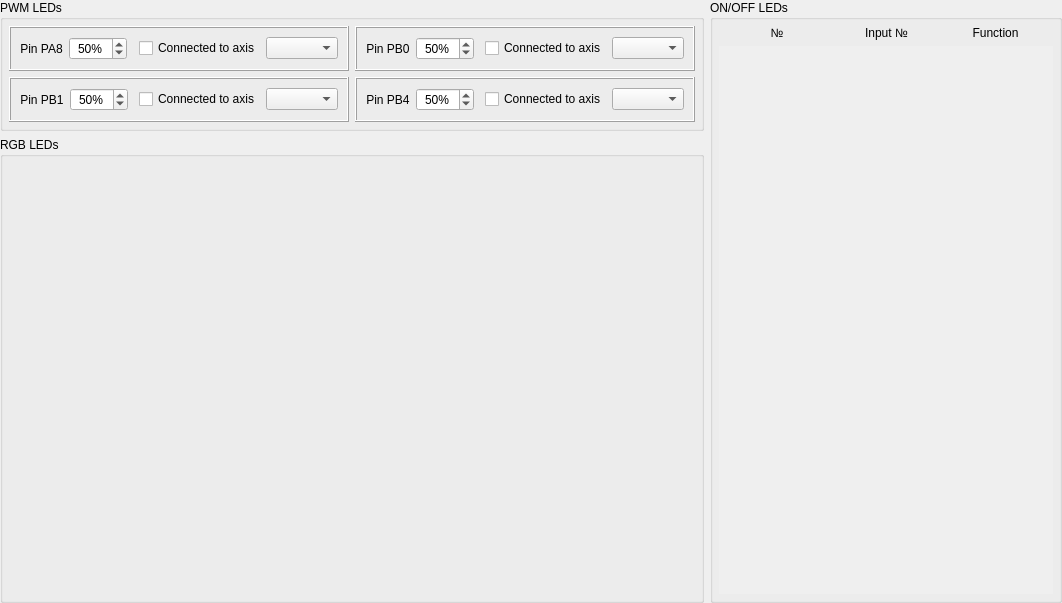
Before: the Qt Designer form src/widgets/led/ledconfig.ui in FreeJoy-Team/FreeJoyConfiguratorQt, drawn with Qt 5.
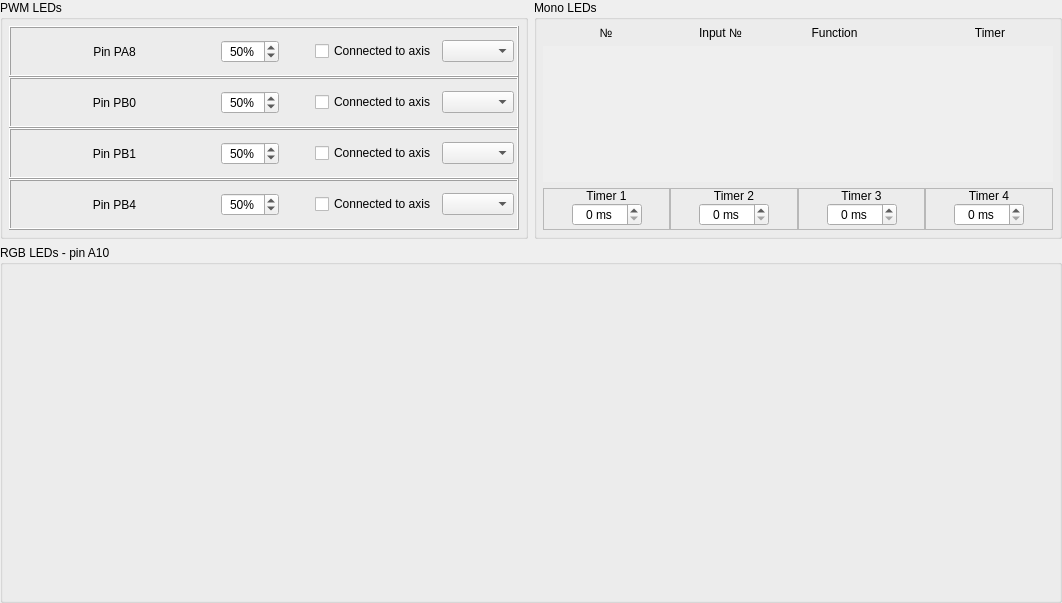
After: the same form once the commit is applied.

Commit message:
Added blink timer for mono LEDs
 Minor UI improvement

```diff
--- a/src/widgets/led/ledconfig.ui
+++ b/src/widgets/led/ledconfig.ui
@@ -13,7 +13,7 @@
   <property name="windowTitle">
    <string>Form</string>
   </property>
-  <layout class="QGridLayout" name="gridLayout_2" rowstretch="1,5" columnstretch="2,1">
+  <layout class="QGridLayout" name="gridLayout_2" rowstretch="2,3" columnstretch="1,1">
    <property name="leftMargin">
     <number>0</number>
    </property>
@@ -44,70 +44,9 @@
       <property name="bottomMargin">
        <number>6</number>
       </property>
-      <item row="2" column="0">
-       <widget class="QFrame" name="frame_2">
-        <property name="styleSheet">
-         <string notr="true"/>
-        </property>
-        <property name="frameShape">
-         <enum>QFrame::Box</enum>
-        </property>
-        <property name="frameShadow">
-         <enum>QFrame::Raised</enum>
-        </property>
-        <layout class="QHBoxLayout" name="horizontalLayout_3" stretch="1,0,0,0,0">
-         <item>
-          <widget class="QLabel" name="text_PB1">
-           <property name="text">
-            <string>Pin PB1</string>
-           </property>
-           <property name="alignment">
-            <set>Qt::AlignCenter</set>
-           </property>
-          </widget>
-         </item>
-         <item>
-          <widget class="QSpinBox" name="spinBox_LedPB1">
-           <property name="alignment">
-            <set>Qt::AlignCenter</set>
-           </property>
-           <property name="suffix">
-            <string notr="true">%</string>
-           </property>
-           <property name="maximum">
-            <number>100</number>
-           </property>
-           <property name="value">
-            <number>50</number>
-           </property>
-          </widget>
-         </item>
-         <item>
-          <spacer name="horizontalSpacer_3">
-           <property name="orientation">
-            <enum>Qt::Horizontal</enum>
-           </property>
-           <property name="sizeHint" stdset="0">
-            <size>
-             <width>30</width>
-             <height>20</height>
-            </size>
-           </property>
-          </spacer>
-         </item>
-         <item>
-          <widget class="QCheckBox" name="checkBox_connectedPB1">
-           <property name="text">
-            <string>Connected to axis</string>
-           </property>
-          </widget>
-         </item>
-         <item>
-          <widget class="QComboBox" name="comboBox_axisConPB1"/>
-         </item>
-        </layout>
-       </widget>
-      </item>
+      <property name="spacing">
+       <number>0</number>
+      </property>
       <item row="0" column="0">
        <widget class="QFrame" name="frame_4">
         <property name="styleSheet">
@@ -120,6 +59,18 @@
          <enum>QFrame::Raised</enum>
         </property>
         <layout class="QHBoxLayout" name="horizontalLayout_5" stretch="1,0,0,0,0">
+         <property name="leftMargin">
+          <number>3</number>
+         </property>
+         <property name="topMargin">
+          <number>3</number>
+         </property>
+         <property name="rightMargin">
+          <number>3</number>
+         </property>
+         <property name="bottomMargin">
+          <number>3</number>
+         </property>
          <item>
           <widget class="QLabel" name="text_PA8">
            <property name="text">
@@ -172,8 +123,84 @@
         </layout>
        </widget>
       </item>
-      <item row="0" column="1">
-       <widget class="QFrame" name="frame">
+      <item row="2" column="0">
+       <widget class="QFrame" name="frame_PwmPb1">
+        <property name="styleSheet">
+         <string notr="true"/>
+        </property>
+        <property name="frameShape">
+         <enum>QFrame::Box</enum>
+        </property>
+        <property name="frameShadow">
+         <enum>QFrame::Raised</enum>
+        </property>
+        <layout class="QHBoxLayout" name="horizontalLayout_3" stretch="1,0,0,0,0">
+         <property name="leftMargin">
+          <number>3</number>
+         </property>
+         <property name="topMargin">
+          <number>3</number>
+         </property>
+         <property name="rightMargin">
+          <number>3</number>
+         </property>
+         <property name="bottomMargin">
+          <number>3</number>
+         </property>
+         <item>
+          <widget class="QLabel" name="text_PB1">
+           <property name="text">
+            <string>Pin PB1</string>
+           </property>
+           <property name="alignment">
+            <set>Qt::AlignCenter</set>
+           </property>
+          </widget>
+         </item>
+         <item>
+          <widget class="QSpinBox" name="spinBox_LedPB1">
+           <property name="alignment">
+            <set>Qt::AlignCenter</set>
+           </property>
+           <property name="suffix">
+            <string notr="true">%</string>
+           </property>
+           <property name="maximum">
+            <number>100</number>
+           </property>
+           <property name="value">
+            <number>50</number>
+           </property>
+          </widget>
+         </item>
+         <item>
+          <spacer name="horizontalSpacer_3">
+           <property name="orientation">
+            <enum>Qt::Horizontal</enum>
+           </property>
+           <property name="sizeHint" stdset="0">
+            <size>
+             <width>30</width>
+             <height>20</height>
+            </size>
+           </property>
+          </spacer>
+         </item>
+         <item>
+          <widget class="QCheckBox" name="checkBox_connectedPB1">
+           <property name="text">
+            <string>Connected to axis</string>
+           </property>
+          </widget>
+         </item>
+         <item>
+          <widget class="QComboBox" name="comboBox_axisConPB1"/>
+         </item>
+        </layout>
+       </widget>
+      </item>
+      <item row="1" column="0">
+       <widget class="QFrame" name="frame_PwmPb0">
         <property name="styleSheet">
          <string notr="true"/>
         </property>
@@ -184,6 +211,18 @@
          <enum>QFrame::Raised</enum>
         </property>
         <layout class="QHBoxLayout" name="horizontalLayout_2" stretch="1,0,0,0,0">
+         <property name="leftMargin">
+          <number>3</number>
+         </property>
+         <property name="topMargin">
+          <number>3</number>
+         </property>
+         <property name="rightMargin">
+          <number>3</number>
+         </property>
+         <property name="bottomMargin">
+          <number>3</number>
+         </property>
          <item>
           <widget class="QLabel" name="text_PB0">
            <property name="text">
@@ -236,8 +275,8 @@
         </layout>
        </widget>
       </item>
-      <item row="2" column="1">
-       <widget class="QFrame" name="frame_3">
+      <item row="3" column="0">
+       <widget class="QFrame" name="frame_PwmPb4">
         <property name="frameShape">
          <enum>QFrame::Box</enum>
         </property>
@@ -245,6 +284,18 @@
          <enum>QFrame::Raised</enum>
         </property>
         <layout class="QHBoxLayout" name="horizontalLayout_4" stretch="1,0,0,0,0">
+         <property name="leftMargin">
+          <number>3</number>
+         </property>
+         <property name="topMargin">
+          <number>3</number>
+         </property>
+         <property name="rightMargin">
+          <number>3</number>
+         </property>
+         <property name="bottomMargin">
+          <number>3</number>
+         </property>
          <item>
           <widget class="QLabel" name="text_PB4">
            <property name="text">
@@ -300,33 +351,12 @@
      </layout>
     </widget>
    </item>
-   <item row="1" column="0">
-    <widget class="QGroupBox" name="groupBox_3">
-     <property name="title">
-      <string>RGB LEDs</string>
-     </property>
-     <layout class="QHBoxLayout" name="layoutH_RGB">
-      <property name="leftMargin">
-       <number>0</number>
-      </property>
-      <property name="topMargin">
-       <number>0</number>
-      </property>
-      <property name="rightMargin">
-       <number>0</number>
-      </property>
-      <property name="bottomMargin">
-       <number>0</number>
-      </property>
-     </layout>
-    </widget>
-   </item>
-   <item row="0" column="1" rowspan="2">
+   <item row="0" column="1">
     <widget class="QGroupBox" name="groupBox_2">
      <property name="title">
-      <string>ON/OFF LEDs</string>
+      <string>Mono LEDs</string>
      </property>
-     <layout class="QGridLayout" name="gridLayout" columnstretch="3,1,3">
+     <layout class="QGridLayout" name="gridLayout" columnstretch="0,0,0,0">
       <property name="leftMargin">
        <number>6</number>
       </property>
@@ -340,39 +370,68 @@
        <number>6</number>
       </property>
       <property name="horizontalSpacing">
-       <number>30</number>
+       <number>6</number>
       </property>
-      <item row="0" column="1">
-       <widget class="QLabel" name="text_inputNumber">
-        <property name="text">
-         <string>Input №</string>
-        </property>
-        <property name="alignment">
-         <set>Qt::AlignCenter</set>
-        </property>
-       </widget>
-      </item>
-      <item row="0" column="2">
-       <widget class="QLabel" name="text_function">
-        <property name="text">
-         <string>Function</string>
-        </property>
-        <property name="alignment">
-         <set>Qt::AlignCenter</set>
-        </property>
-       </widget>
-      </item>
       <item row="0" column="0">
-       <widget class="QLabel" name="text_number">
-        <property name="text">
-         <string>№</string>
+       <layout class="QHBoxLayout" name="horizontalLayout" stretch="3,1,3,3">
+        <property name="spacing">
+         <number>30</number>
         </property>
-        <property name="alignment">
-         <set>Qt::AlignCenter</set>
+        <property name="leftMargin">
+         <number>0</number>
         </property>
-       </widget>
+        <property name="topMargin">
+         <number>0</number>
+        </property>
+        <property name="rightMargin">
+         <number>0</number>
+        </property>
+        <property name="bottomMargin">
+         <number>0</number>
+        </property>
+        <item>
+         <widget class="QLabel" name="text_number">
+          <property name="text">
+           <string>№</string>
+          </property>
+          <property name="alignment">
+           <set>Qt::AlignCenter</set>
+          </property>
+         </widget>
+        </item>
+        <item>
+         <widget class="QLabel" name="text_inputNumber">
+          <property name="text">
+           <string>Input №</string>
+          </property>
+          <property name="alignment">
+           <set>Qt::AlignCenter</set>
+          </property>
+         </widget>
+        </item>
+        <item>
+         <widget class="QLabel" name="text_function">
+          <property name="text">
+           <string>Function</string>
+          </property>
+          <property name="alignment">
+           <set>Qt::AlignCenter</set>
+          </property>
+         </widget>
+        </item>
+        <item>
+         <widget class="QLabel" name="label">
+          <property name="text">
+           <string>Timer</string>
+          </property>
+          <property name="alignment">
+           <set>Qt::AlignCenter</set>
+          </property>
+         </widget>
+        </item>
+       </layout>
       </item>
-      <item row="1" column="0" colspan="3">
+      <item row="1" column="0">
        <widget class="QScrollArea" name="scrollArea">
         <property name="frameShape">
          <enum>QFrame::NoFrame</enum>
@@ -388,8 +447,8 @@
           <rect>
            <x>0</x>
            <y>0</y>
-           <width>338</width>
-           <height>551</height>
+           <width>514</width>
+           <height>134</height>
           </rect>
          </property>
          <layout class="QVBoxLayout" name="layoutV_LED">
@@ -412,6 +471,386 @@
         </widget>
        </widget>
       </item>
+      <item row="2" column="0">
+       <layout class="QHBoxLayout" name="layoutH_Timers">
+        <property name="spacing">
+         <number>0</number>
+        </property>
+        <property name="leftMargin">
+         <number>0</number>
+        </property>
+        <property name="topMargin">
+         <number>0</number>
+        </property>
+        <property name="rightMargin">
+         <number>0</number>
+        </property>
+        <property name="bottomMargin">
+         <number>0</number>
+        </property>
+        <item>
+         <widget class="QFrame" name="frame_5">
+          <property name="frameShape">
+           <enum>QFrame::StyledPanel</enum>
+          </property>
+          <property name="frameShadow">
+           <enum>QFrame::Sunken</enum>
+          </property>
+          <layout class="QGridLayout" name="gridLayout_5" columnstretch="1,1,1">
+           <property name="leftMargin">
+            <number>1</number>
+           </property>
+           <property name="topMargin">
+            <number>0</number>
+           </property>
+           <property name="rightMargin">
+            <number>1</number>
+           </property>
+           <property name="bottomMargin">
+            <number>3</number>
+           </property>
+           <property name="horizontalSpacing">
+            <number>3</number>
+           </property>
+           <property name="verticalSpacing">
+            <number>0</number>
+           </property>
+           <item row="1" column="0">
+            <spacer name="horizontalSpacer_5">
+             <property name="orientation">
+              <enum>Qt::Horizontal</enum>
+             </property>
+             <property name="sizeHint" stdset="0">
+              <size>
+               <width>40</width>
+               <height>20</height>
+              </size>
+             </property>
+            </spacer>
+           </item>
+           <item row="1" column="1">
+            <widget class="QSpinBox" name="spinBox_Timer1">
+             <property name="maximumSize">
+              <size>
+               <width>70</width>
+               <height>16777215</height>
+              </size>
+             </property>
+             <property name="alignment">
+              <set>Qt::AlignCenter</set>
+             </property>
+             <property name="suffix">
+              <string> ms</string>
+             </property>
+             <property name="maximum">
+              <number>65535</number>
+             </property>
+            </widget>
+           </item>
+           <item row="0" column="0" colspan="3">
+            <widget class="QLabel" name="text_timer1">
+             <property name="text">
+              <string>Timer 1</string>
+             </property>
+             <property name="alignment">
+              <set>Qt::AlignCenter</set>
+             </property>
+            </widget>
+           </item>
+           <item row="1" column="2">
+            <spacer name="horizontalSpacer_9">
+             <property name="orientation">
+              <enum>Qt::Horizontal</enum>
+             </property>
+             <property name="sizeHint" stdset="0">
+              <size>
+               <width>40</width>
+               <height>20</height>
+              </size>
+             </property>
+            </spacer>
+           </item>
+          </layout>
+         </widget>
+        </item>
+        <item>
+         <widget class="QFrame" name="frame_6">
+          <property name="frameShape">
+           <enum>QFrame::StyledPanel</enum>
+          </property>
+          <property name="frameShadow">
+           <enum>QFrame::Sunken</enum>
+          </property>
+          <layout class="QGridLayout" name="gridLayout_6" columnstretch="1,1,1">
+           <property name="leftMargin">
+            <number>1</number>
+           </property>
+           <property name="topMargin">
+            <number>0</number>
+           </property>
+           <property name="rightMargin">
+            <number>1</number>
+           </property>
+           <property name="bottomMargin">
+            <number>3</number>
+           </property>
+           <property name="horizontalSpacing">
+            <number>3</number>
+           </property>
+           <property name="verticalSpacing">
+            <number>0</number>
+           </property>
+           <item row="1" column="0">
+            <spacer name="horizontalSpacer_6">
+             <property name="orientation">
+              <enum>Qt::Horizontal</enum>
+             </property>
+             <property name="sizeHint" stdset="0">
+              <size>
+               <width>40</width>
+               <height>20</height>
+              </size>
+             </property>
+            </spacer>
+           </item>
+           <item row="1" column="1">
+            <widget class="QSpinBox" name="spinBox_Timer2">
+             <property name="maximumSize">
+              <size>
+               <width>70</width>
+               <height>16777215</height>
+              </size>
+             </property>
+             <property name="alignment">
+              <set>Qt::AlignCenter</set>
+             </property>
+             <property name="suffix">
+              <string> ms</string>
+             </property>
+             <property name="maximum">
+              <number>65535</number>
+             </property>
+            </widget>
+           </item>
+           <item row="0" column="0" colspan="3">
+            <widget class="QLabel" name="text_timer2">
+             <property name="text">
+              <string>Timer 2</string>
+             </property>
+             <property name="alignment">
+              <set>Qt::AlignCenter</set>
+             </property>
+            </widget>
+           </item>
+           <item row="1" column="2">
+            <spacer name="horizontalSpacer_10">
+             <property name="orientation">
+              <enum>Qt::Horizontal</enum>
+             </property>
+             <property name="sizeHint" stdset="0">
+              <size>
+               <width>40</width>
+               <height>20</height>
+              </size>
+             </property>
+            </spacer>
+           </item>
+          </layout>
+         </widget>
+        </item>
+        <item>
+         <widget class="QFrame" name="frame_7">
+          <property name="frameShape">
+           <enum>QFrame::StyledPanel</enum>
+          </property>
+          <property name="frameShadow">
+           <enum>QFrame::Sunken</enum>
+          </property>
+          <layout class="QGridLayout" name="gridLayout_7" columnstretch="1,1,1">
+           <property name="leftMargin">
+            <number>1</number>
+           </property>
+           <property name="topMargin">
+            <number>0</number>
+           </property>
+           <property name="rightMargin">
+            <number>1</number>
+           </property>
+           <property name="bottomMargin">
+            <number>3</number>
+           </property>
+           <property name="horizontalSpacing">
+            <number>3</number>
+           </property>
+           <property name="verticalSpacing">
+            <number>0</number>
+           </property>
+           <item row="1" column="0">
+            <spacer name="horizontalSpacer_7">
+             <property name="orientation">
+              <enum>Qt::Horizontal</enum>
+             </property>
+             <property name="sizeHint" stdset="0">
+              <size>
+               <width>40</width>
+               <height>20</height>
+              </size>
+             </property>
+            </spacer>
+           </item>
+           <item row="1" column="1">
+            <widget class="QSpinBox" name="spinBox_Timer3">
+             <property name="maximumSize">
+              <size>
+               <width>70</width>
+               <height>16777215</height>
+              </size>
+             </property>
+             <property name="alignment">
+              <set>Qt::AlignCenter</set>
+             </property>
+             <property name="suffix">
+              <string> ms</string>
+             </property>
+             <property name="maximum">
+              <number>65535</number>
+             </property>
+            </widget>
+           </item>
+           <item row="0" column="0" colspan="3">
+            <widget class="QLabel" name="text_timer3">
+             <property name="text">
+              <string>Timer 3</string>
+             </property>
+             <property name="alignment">
+              <set>Qt::AlignCenter</set>
+             </property>
+            </widget>
+           </item>
+           <item row="1" column="2">
+            <spacer name="horizontalSpacer_11">
+             <property name="orientation">
+              <enum>Qt::Horizontal</enum>
+             </property>
+             <property name="sizeHint" stdset="0">
+              <size>
+               <width>40</width>
+               <height>20</height>
+              </size>
+             </property>
+            </spacer>
+           </item>
+          </layout>
+         </widget>
+        </item>
+        <item>
+         <widget class="QFrame" name="frame_8">
+          <property name="frameShape">
+           <enum>QFrame::StyledPanel</enum>
+          </property>
+          <property name="frameShadow">
+           <enum>QFrame::Sunken</enum>
+          </property>
+          <layout class="QGridLayout" name="gridLayout_8" columnstretch="1,1,1">
+           <property name="leftMargin">
+            <number>1</number>
+           </property>
+           <property name="topMargin">
+            <number>0</number>
+           </property>
+           <property name="rightMargin">
+            <number>1</number>
+           </property>
+           <property name="bottomMargin">
+            <number>3</number>
+           </property>
+           <property name="horizontalSpacing">
+            <number>3</number>
+           </property>
+           <property name="verticalSpacing">
+            <number>0</number>
+           </property>
+           <item row="1" column="0">
+            <spacer name="horizontalSpacer_8">
+             <property name="orientation">
+              <enum>Qt::Horizontal</enum>
+             </property>
+             <property name="sizeHint" stdset="0">
+              <size>
+               <width>40</width>
+               <height>20</height>
+              </size>
+             </property>
+            </spacer>
+           </item>
+           <item row="1" column="1">
+            <widget class="QSpinBox" name="spinBox_Timer4">
+             <property name="maximumSize">
+              <size>
+               <width>70</width>
+               <height>16777215</height>
+              </size>
+             </property>
+             <property name="alignment">
+              <set>Qt::AlignCenter</set>
+             </property>
+             <property name="suffix">
+              <string> ms</string>
+             </property>
+             <property name="maximum">
+              <number>65535</number>
+             </property>
+            </widget>
+           </item>
+           <item row="0" column="0" colspan="3">
+            <widget class="QLabel" name="text_timer4">
+             <property name="text">
+              <string>Timer 4</string>
+             </property>
+             <property name="alignment">
+              <set>Qt::AlignCenter</set>
+             </property>
+            </widget>
+           </item>
+           <item row="1" column="2">
+            <spacer name="horizontalSpacer_12">
+             <property name="orientation">
+              <enum>Qt::Horizontal</enum>
+             </property>
+             <property name="sizeHint" stdset="0">
+              <size>
+               <width>40</width>
+               <height>20</height>
+              </size>
+             </property>
+            </spacer>
+           </item>
+          </layout>
+         </widget>
+        </item>
+       </layout>
+      </item>
+     </layout>
+    </widget>
+   </item>
+   <item row="1" column="0" colspan="2">
+    <widget class="QGroupBox" name="groupBox_3">
+     <property name="title">
+      <string>RGB LEDs - pin A10</string>
+     </property>
+     <layout class="QHBoxLayout" name="layoutH_RGB">
+      <property name="leftMargin">
+       <number>0</number>
+      </property>
+      <property name="topMargin">
+       <number>0</number>
+      </property>
+      <property name="rightMargin">
+       <number>0</number>
+      </property>
+      <property name="bottomMargin">
+       <number>0</number>
+      </property>
      </layout>
     </widget>
    </item>
```
Left out of the diff: 2 changed lines with no effect on the pictures. The commit also changes 16 other files.
